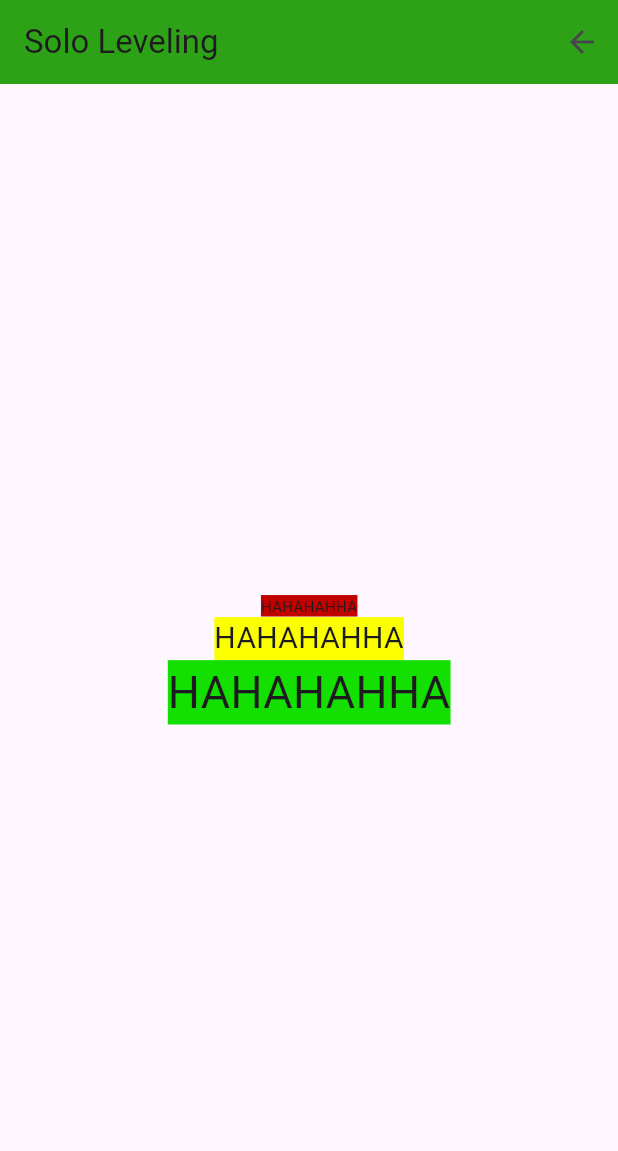
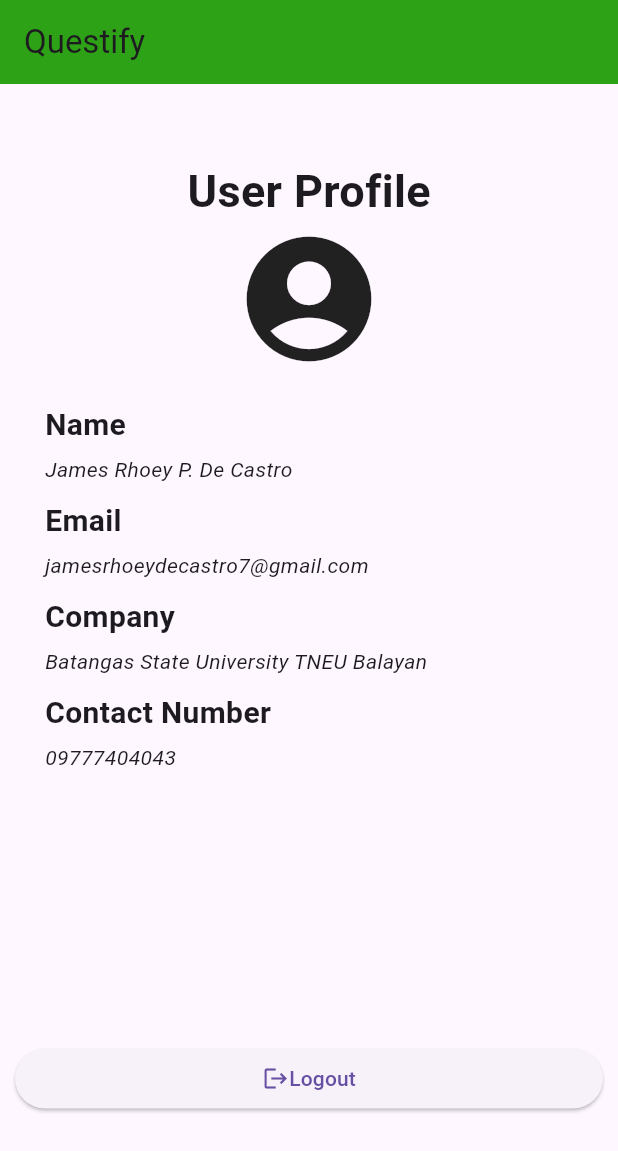
Before and after one commit to jamesrhoey/Solo-Leveling, a Flutter app: the screen it shows after launch, on a phone screen of 412 x 824 dp. Shown: the top 1151 px of the screen. Run offline on Flutter 3.47's test engine with Material 3 defaults, Android fonts, the phone set to English and light mode, and no system bars.

Commit message:
initial commit

```diff
--- a/lib/main.dart
+++ b/lib/main.dart
@@ -1,45 +1,178 @@
 import 'package:flutter/material.dart';
 
 void main() {
-  runApp(
-    MaterialApp(
-      home: Scaffold(
+  runApp(MaterialApp(home: Profile()));
+}
+
+class Profile extends StatelessWidget {
+  const Profile({super.key});
+
+  @override
+  Widget build(BuildContext context) {
+    return Scaffold(
       appBar: AppBar(
-          title: Text('Solo Leveling'),
+        title: Text('Questify'),
         backgroundColor: const Color.fromARGB(255, 45, 162, 22),
         shadowColor: const Color.fromARGB(255, 121, 3, 25),
         surfaceTintColor: Colors.black87,
-          actions: [BackButton()],
       ),
-        body: Center(
+      body: Container(
+        padding: EdgeInsets.fromLTRB(0, 50, 0, 0),
         child: Column(
-            mainAxisAlignment: MainAxisAlignment.center,
+          crossAxisAlignment: CrossAxisAlignment.center,
           children: [
             Text(
-                'HAHAHAHHA',
+              'User Profile',
+              style: TextStyle(fontSize: 30, fontWeight: FontWeight.bold),
+            ),
+            Icon(Icons.account_circle, size: 100),
+            Container(
+              padding: EdgeInsets.fromLTRB(30, 20, 0, 0),
+              child: Column(
+                children: [
+                  Row(
+                    children: [
+                      Text(
+                        'Name',
                         style: TextStyle(
-                  fontSize: 10,
-                  backgroundColor: const Color.fromARGB(255, 193, 0, 0),
+                          fontWeight: FontWeight.bold,
+                          fontSize: 20,
                         ),
                       ),
-              Text(
-                'HAHAHAHHA',
-                style: TextStyle(
-                  fontSize: 20,
-                  backgroundColor: const Color.fromARGB(255, 251, 255, 0),
+                    ],
+                  ),
+                ],
               ),
             ),
+            Container(
+              padding: EdgeInsets.fromLTRB(30, 5, 0, 0),
+              child: Column(
+                children: [
+                  Row(
+                    children: [
                       Text(
-                'HAHAHAHHA',
+                        'James Rhoey P. De Castro',
+                        style: TextStyle(fontStyle: FontStyle.italic),
+                      ),
+                    ],
+                  ),
+                ],
+              ),
+            ),
+            Container(
+              padding: EdgeInsets.fromLTRB(30, 10, 0, 0),
+              child: Column(
+                children: [
+                  Row(
+                    children: [
+                      Text(
+                        'Email',
                         style: TextStyle(
-                  fontSize: 30,
-                  backgroundColor: const Color.fromARGB(255, 19, 223, 1),
+                          fontWeight: FontWeight.bold,
+                          fontSize: 20,
+                        ),
+                      ),
+                    ],
+                  ),
+                ],
+              ),
+            ),
+            Container(
+              padding: EdgeInsets.fromLTRB(30, 5, 0, 0),
+              child: Column(
+                children: [
+                  Row(
+                    children: [
+                      Text(
+                        'jamesrhoeydecastro7@gmail.com',
+                        style: TextStyle(fontStyle: FontStyle.italic),
+                      ),
+                    ],
+                  ),
+                ],
+              ),
+            ),
+            Container(
+              padding: EdgeInsets.fromLTRB(30, 10, 0, 0),
+              child: Column(
+                children: [
+                  Row(
+                    children: [
+                      Text(
+                        'Company',
+                        style: TextStyle(
+                          fontWeight: FontWeight.bold,
+                          fontSize: 20,
+                        ),
+                      ),
+                    ],
+                  ),
+                ],
+              ),
+            ),
+            Container(
+              padding: EdgeInsets.fromLTRB(30, 5, 0, 0),
+              child: Column(
+                children: [
+                  Row(
+                    children: [
+                      Text(
+                        'Batangas State University TNEU Balayan',
+                        style: TextStyle(fontStyle: FontStyle.italic),
+                      ),
+                    ],
+                  ),
+                ],
+              ),
+            ),
+            Container(
+              padding: EdgeInsets.fromLTRB(30, 10, 0, 0),
+              child: Column(
+                children: [
+                  Row(
+                    children: [
+                      Text(
+                        'Contact Number',
+                        style: TextStyle(
+                          fontWeight: FontWeight.bold,
+                          fontSize: 20,
+                        ),
+                      ),
+                    ],
+                  ),
+                ],
+              ),
+            ),
+            Container(
+              padding: EdgeInsets.fromLTRB(30, 5, 0, 0),
+              child: Column(
+                children: [
+                  Row(
+                    children: [
+                      Text(
+                        '09777404043',
+                        style: TextStyle(fontStyle: FontStyle.italic),
+                      ),
+                    ],
+                  ),
+                ],
+              ),
+            ),
+            Container(
+              margin: EdgeInsets.fromLTRB(0, 170, 0, 0),
+              padding: EdgeInsets.all(10),
+              child: ElevatedButton(
+                onPressed: () {},
+                child: Row(
+                  mainAxisAlignment: MainAxisAlignment.center,
+
+                  children: [Icon(Icons.logout), Text('Logout')],
+                ),
               ),
             ),
           ],
         ),
       ),
-      ),
-    ),
     );
   }
+}
```
Also changed, not shown: 1 other file. Lines whose indentation alone changed are shown as unchanged.
